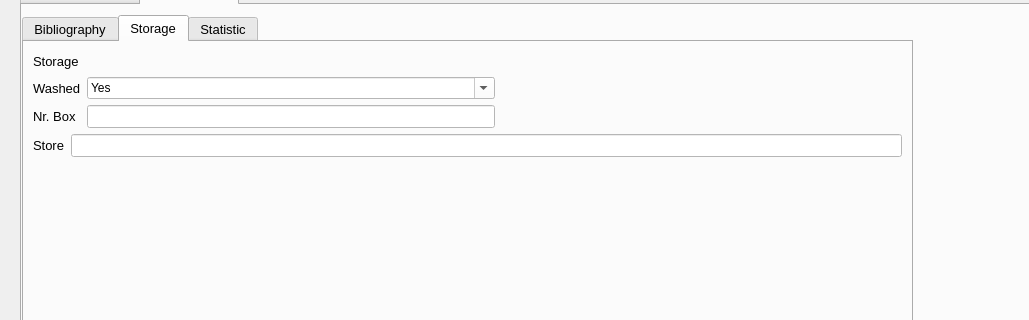
The window that gui/ui/pyarchinit_Pottery_ui.ui (enzococca/HFF) describes before a commit, drawn with Qt 5; both pictures show x 0 to 1029 and y 263 to 583 of the 1277 by 880 pixel window.
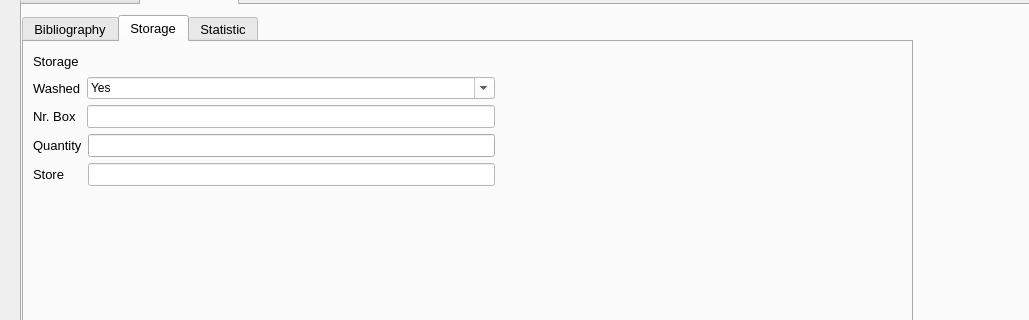
The same window after the commit. The open tabs and pages were chosen to show the change. Icons and pictures are not drawn. Custom widgets are drawn as their Qt base class.

Commit message: add qty lineEdit

```diff
--- a/gui/ui/pyarchinit_Pottery_ui.ui
+++ b/gui/ui/pyarchinit_Pottery_ui.ui
@@ -1293,45 +1293,6 @@
        </item>
        <item row="0" column="0">
         <layout class="QGridLayout" name="gridLayout_24">
-         <item row="2" column="0">
-          <layout class="QGridLayout" name="gridLayout_31">
-           <item row="1" column="0">
-            <widget class="QLabel" name="label_55">
-             <property name="font">
-              <font>
-               <family>MS Shell Dlg 2</family>
-               <pointsize>10</pointsize>
-               <weight>9</weight>
-               <italic>false</italic>
-               <bold>false</bold>
-              </font>
-             </property>
-             <property name="text">
-              <string>Store</string>
-             </property>
-            </widget>
-           </item>
-           <item row="1" column="1">
-            <widget class="QLineEdit" name="lineEdit_storage_">
-             <property name="font">
-              <font>
-               <family>MS Shell Dlg 2</family>
-               <pointsize>10</pointsize>
-               <weight>9</weight>
-               <italic>false</italic>
-               <bold>false</bold>
-              </font>
-             </property>
-             <property name="styleSheet">
-              <string notr="true">background-color: rgb(255, 255, 255);</string>
-             </property>
-             <property name="text">
-              <string/>
-             </property>
-            </widget>
-           </item>
-          </layout>
-         </item>
          <item row="1" column="0">
           <layout class="QGridLayout" name="gridLayout_30">
            <item row="2" column="1">
@@ -1461,6 +1422,72 @@
            </item>
           </layout>
          </item>
+         <item row="3" column="0">
+          <layout class="QGridLayout" name="gridLayout_31">
+           <item row="2" column="1">
+            <widget class="QLineEdit" name="lineEdit_storage_">
+             <property name="font">
+              <font>
+               <family>MS Shell Dlg 2</family>
+               <pointsize>10</pointsize>
+               <weight>9</weight>
+               <italic>false</italic>
+               <bold>false</bold>
+              </font>
+             </property>
+             <property name="styleSheet">
+              <string notr="true">background-color: rgb(255, 255, 255);</string>
+             </property>
+             <property name="text">
+              <string/>
+             </property>
+            </widget>
+           </item>
+           <item row="2" column="0">
+            <widget class="QLabel" name="label_55">
+             <property name="font">
+              <font>
+               <family>MS Shell Dlg 2</family>
+               <pointsize>10</pointsize>
+               <weight>9</weight>
+               <italic>false</italic>
+               <bold>false</bold>
+              </font>
+             </property>
+             <property name="text">
+              <string>Store</string>
+             </property>
+            </widget>
+           </item>
+           <item row="1" column="1">
+            <widget class="QLineEdit" name="lineEdit_qty">
+             <property name="readOnly">
+              <bool>false</bool>
+             </property>
+            </widget>
+           </item>
+           <item row="1" column="0">
+            <widget class="QLabel" name="label">
+             <property name="text">
+              <string>Quantity</string>
+             </property>
+            </widget>
+           </item>
+           <item row="1" column="2">
+            <spacer name="horizontalSpacer">
+             <property name="orientation">
+              <enum>Qt::Horizontal</enum>
+             </property>
+             <property name="sizeHint" stdset="0">
+              <size>
+               <width>40</width>
+               <height>20</height>
+              </size>
+             </property>
+            </spacer>
+           </item>
+          </layout>
+         </item>
         </layout>
        </item>
       </layout>
```
Left out of the diff: 104 changed lines with no effect on the pictures. The commit also changes 1 other file.
